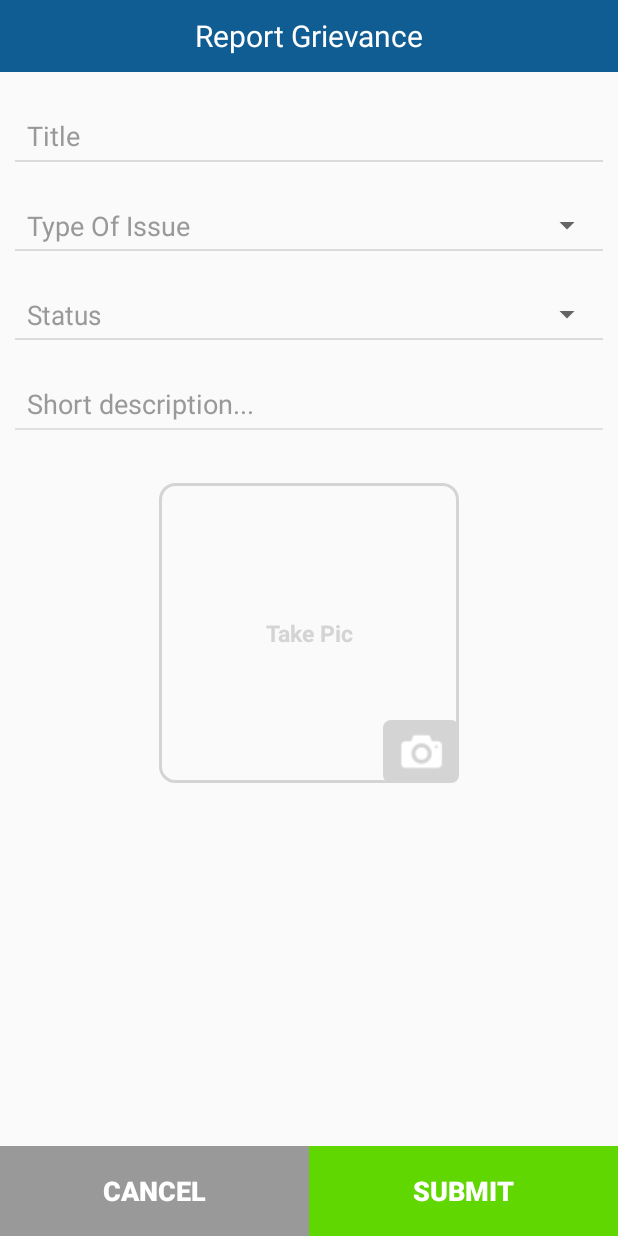
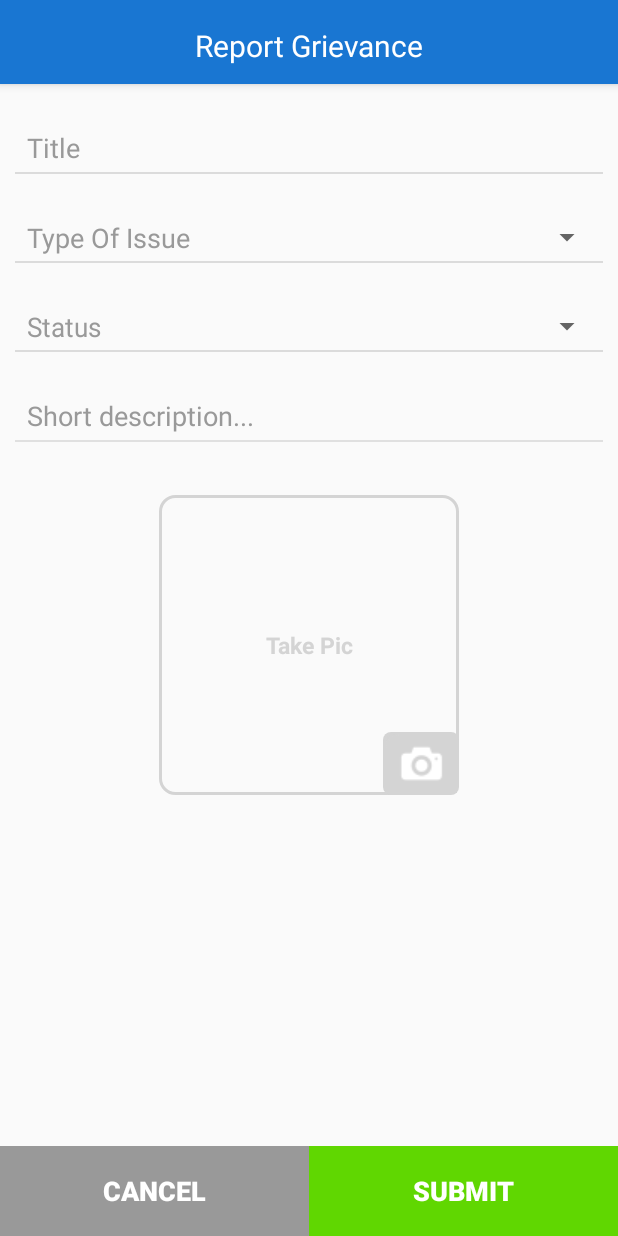
Before and after one commit to priymaha/GHMC, an Android app: the GrievancePostActivity screen opened directly, with no data from a screen before it, on a phone screen of 412 x 824 dp. Run offline under Robolectric (Android 15) with nearby library versions, the phone set to English and light mode, and no system bars; our stand-ins replace Volley; libraries missing offline, so code that uses them is left out: com.keeptraxinc.cachemanager, com.keeptraxinc.sdk, com.keeptraxinc.utils, com.strongloop.android; pictures from the network do not load.

Commit message:
Added action bar in event post
Added action bar in event post screen

```diff
--- a/app/src/main/java/com/example/priyanka/SmartCitizen/viewbinder/activity/GrievancePostActivityVB.java
+++ b/app/src/main/java/com/example/priyanka/SmartCitizen/viewbinder/activity/GrievancePostActivityVB.java
@@ -14,6 +14,7 @@ import android.os.Bundle;
 import android.provider.MediaStore;
 import android.support.annotation.Nullable;
 import android.support.v4.app.ActivityCompat;
+import android.support.v7.app.ActionBar;
 import android.support.v7.app.AppCompatActivity;
 import android.util.Log;
 import android.view.LayoutInflater;
@@ -38,6 +39,7 @@ import com.android.volley.toolbox.JsonObjectRequest;
 import com.android.volley.toolbox.StringRequest;
 import com.bumptech.glide.Glide;
 import com.example.priyanka.SmartCitizen.R;
+import com.example.priyanka.SmartCitizen.activity.GrievancePostActivity;
 import com.example.priyanka.SmartCitizen.utils.AppUtils;
 import com.example.priyanka.SmartCitizen.utils.CameraHelper;
 import com.example.priyanka.SmartCitizen.utils.Constants;
@@ -110,11 +112,9 @@ public class GrievancePostActivityVB extends BaseActivityViewBinder implements
         if (contentView != null) {
             activity.setContentView(contentView);
         }
-        try {
-            activity.getSupportActionBar().hide();
-        } catch (NullPointerException npe) {
-
-        }
+        activity.getSupportActionBar().setDisplayOptions(ActionBar.DISPLAY_SHOW_CUSTOM);
+        activity.getSupportActionBar().setCustomView(R.layout.status_layout);
+        activity.getSupportActionBar().getCustomView().findViewById(R.id.customIv).setVisibility(View.GONE);
     }
 
     @Override
--- a/app/src/main/res/layout/activity_grievance_post.xml
+++ b/app/src/main/res/layout/activity_grievance_post.xml
@@ -3,23 +3,6 @@
     android:layout_width="match_parent"
     android:layout_height="match_parent"
     android:orientation="vertical">
-
-    <FrameLayout
-        android:id="@+id/takepic_actionbar_fl"
-        android:layout_width="match_parent"
-        android:layout_height="@dimen/actionbar_height"
-        android:background="@color/statusbar_color">
-
-        <TextView
-            android:id="@+id/takepic_actionbar_tv"
-            android:layout_width="match_parent"
-            android:layout_height="match_parent"
-            android:gravity="center"
-            android:text="@string/report_grievance"
-            android:textColor="#FFFFFF"
-            android:textSize="@dimen/actionbar_text_size" />
-
-    </FrameLayout>
 
     <LinearLayout
         android:layout_width="wrap_content"
```
